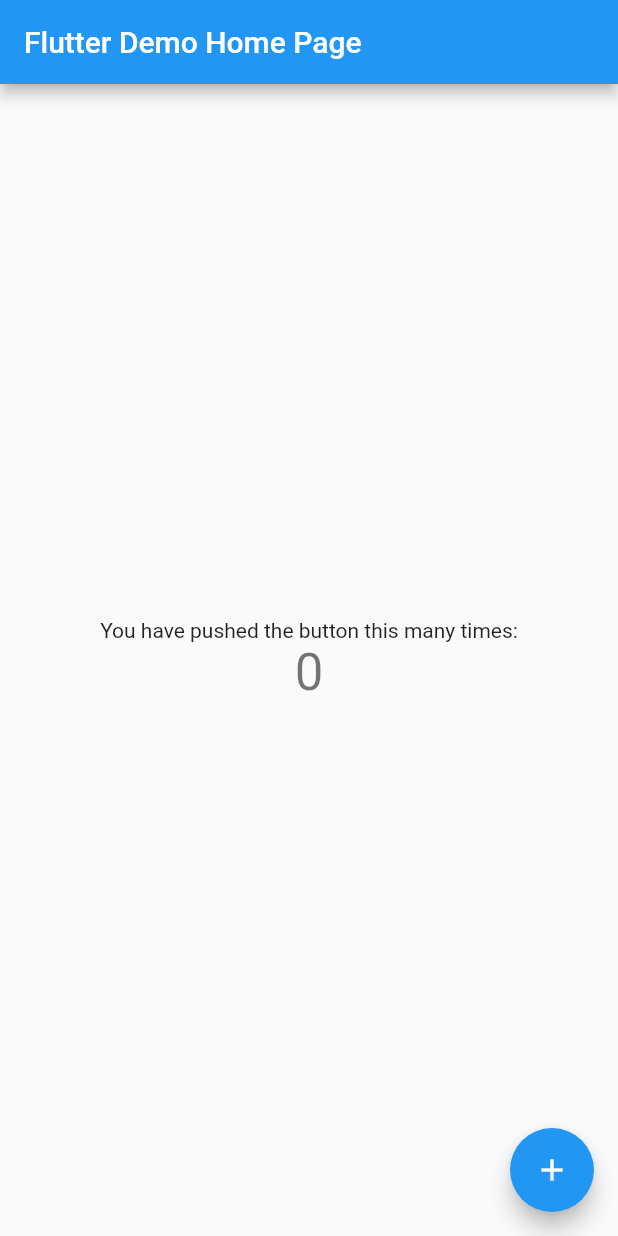
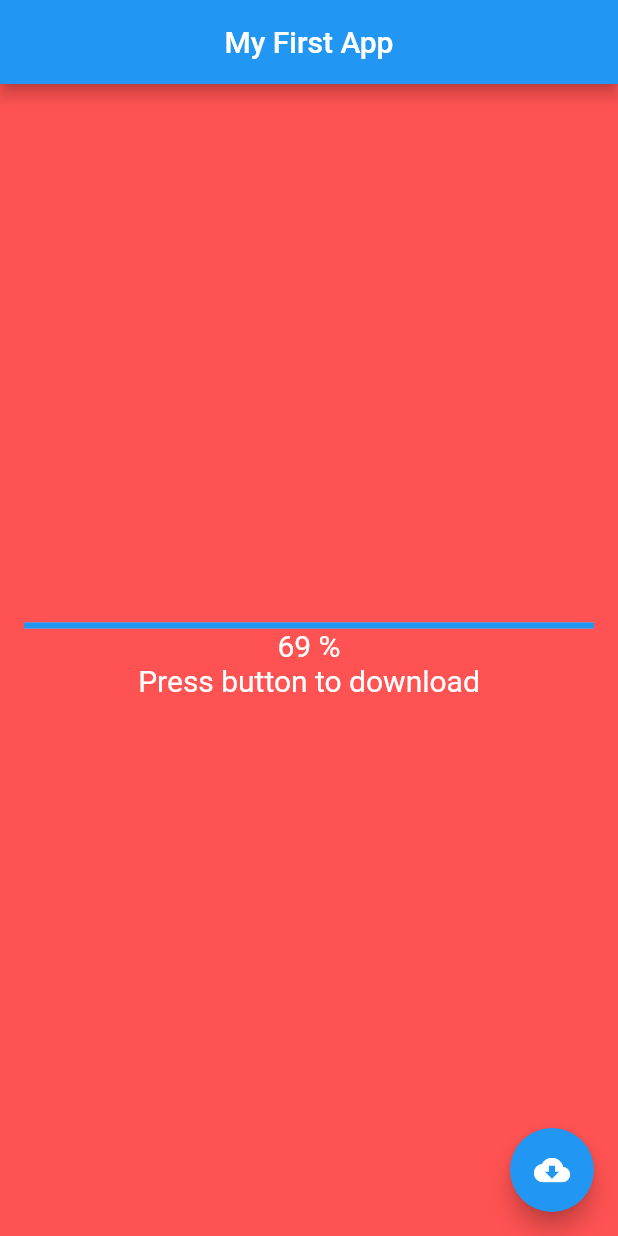
Before and after one commit to MelQ29/Flutter, a Flutter app: the screen it shows after launch, on a phone screen of 412 x 824 dp. Run offline on Flutter 3.47's test engine with Material 2 defaults, Android fonts, the phone set to English and light mode, and no system bars.

```diff
--- a/2-StatelessWidget/flutter_statelesswidget_1/lib/main.dart
+++ b/2-StatelessWidget/flutter_statelesswidget_1/lib/main.dart
@@ -1,115 +1,44 @@
+// ignore_for_file: prefer_const_constructors
+
 import 'package:flutter/material.dart';
 
-void main() {
-  runApp(const MyApp());
-}
+void main() => runApp(MyFirstApp());
 
-class MyApp extends StatelessWidget {
-  const MyApp({super.key});
-
-  // This widget is the root of your application.
+// ignore: use_key_in_widget_constructors
+class MyFirstApp extends StatelessWidget {
   @override
   Widget build(BuildContext context) {
     return MaterialApp(
-      title: 'Flutter Demo',
-      theme: ThemeData(
-        // This is the theme of your application.
-        //
-        // Try running your application with "flutter run". You'll see the
-        // application has a blue toolbar. Then, without quitting the app, try
-        // changing the primarySwatch below to Colors.green and then invoke
-        // "hot reload" (press "r" in the console where you ran "flutter run",
-        // or simply save your changes to "hot reload" in a Flutter IDE).
-        // Notice that the counter didn't reset back to zero; the application
-        // is not restarted.
-        primarySwatch: Colors.blue,
-      ),
-      home: const MyHomePage(title: 'Flutter Demo Home Page'),
-    );
-  }
-}
-
-class MyHomePage extends StatefulWidget {
-  const MyHomePage({super.key, required this.title});
-
-  // This widget is the home page of your application. It is stateful, meaning
-  // that it has a State object (defined below) that contains fields that affect
-  // how it looks.
-
-  // This class is the configuration for the state. It holds the values (in this
-  // case the title) provided by the parent (in this case the App widget) and
-  // used by the build method of the State. Fields in a Widget subclass are
-  // always marked "final".
-
-  final String title;
-
-  @override
-  State<MyHomePage> createState() => _MyHomePageState();
-}
-
-class _MyHomePageState extends State<MyHomePage> {
-  int _counter = 0;
-
-  void _incrementCounter() {
-    setState(() {
-      // This call to setState tells the Flutter framework that something has
-      // changed in this State, which causes it to rerun the build method below
-      // so that the display can reflect the updated values. If we changed
-      // _counter without calling setState(), then the build method would not be
-      // called again, and so nothing would appear to happen.
-      _counter++;
-    });
-  }
-
-  @override
-  Widget build(BuildContext context) {
-    // This method is rerun every time setState is called, for instance as done
-    // by the _incrementCounter method above.
-    //
-    // The Flutter framework has been optimized to make rerunning build methods
-    // fast, so that you can just rebuild anything that needs updating rather
-    // than having to individually change instances of widgets.
-    return Scaffold(
+      home: Scaffold(
+        backgroundColor: Colors.redAccent,
         appBar: AppBar(
-        // Here we take the value from the MyHomePage object that was created by
-        // the App.build method, and use it to set our appbar title.
-        title: Text(widget.title),
+          title: const Text("My First App"),
+          centerTitle: true,
         ),
         body: Center(
-        // Center is a layout widget. It takes a single child and positions it
-        // in the middle of the parent.
+          // ignore: avoid_unnecessary_containers
+          child: Container(
+            padding: EdgeInsets.all(16),
             child: Column(
-          // Column is also a layout widget. It takes a list of children and
-          // arranges them vertically. By default, it sizes itself to fit its
-          // children horizontally, and tries to be as tall as its parent.
-          //
-          // Invoke "debug painting" (press "p" in the console, choose the
-          // "Toggle Debug Paint" action from the Flutter Inspector in Android
-          // Studio, or the "Toggle Debug Paint" command in Visual Studio Code)
-          // to see the wireframe for each widget.
-          //
-          // Column has various properties to control how it sizes itself and
-          // how it positions its children. Here we use mainAxisAlignment to
-          // center the children vertically; the main axis here is the vertical
-          // axis because Columns are vertical (the cross axis would be
-          // horizontal).
               mainAxisAlignment: MainAxisAlignment.center,
+              // ignore: prefer_const_literals_to_create_immutables
               children: <Widget>[
-            const Text(
-              'You have pushed the button this many times:',
+                LinearProgressIndicator(value: 69),
+                Text(
+                  '69 %',
+                  style: TextStyle(color: Colors.white, fontSize: 20),
                 ),
                 Text(
-              '$_counter',
-              style: Theme.of(context).textTheme.headline4,
+                  'Press button to download',
+                  style: TextStyle(color: Colors.white, fontSize: 20),
                 ),
               ],
             ),
           ),
+        ),
         floatingActionButton: FloatingActionButton(
-        onPressed: _incrementCounter,
-        tooltip: 'Increment',
-        child: const Icon(Icons.add),
-      ), // This trailing comma makes auto-formatting nicer for build methods.
+            onPressed: null, child: Icon(Icons.cloud_download)),
+      ),
     );
   }
 }
```
Also changed, not shown: 2 other files. Lines whose indentation alone changed are shown as unchanged.
